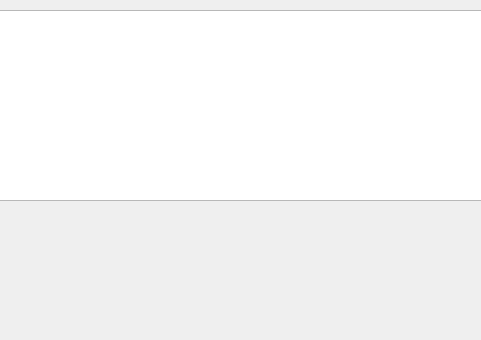
Old version of the form umati/UmatiSurveyTaskView.ui in the repository kheimerl/umati; both pictures show x 0 to 481 and y 0 to 340 of the 481 by 711 pixel window.
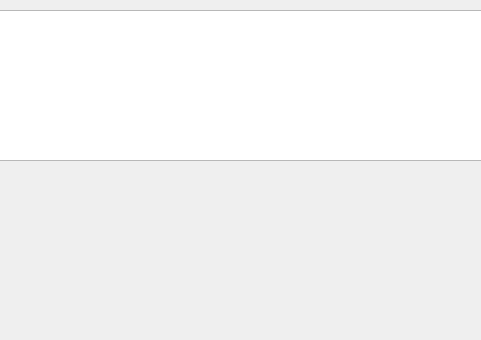
New version of the form.

Patch:
```diff
--- a/umati/UmatiSurveyTaskView.ui
+++ b/umati/UmatiSurveyTaskView.ui
@@ -65,12 +65,16 @@
    <property name="geometry">
     <rect>
      <x>0</x>
-     <y>205</y>
+     <y>165</y>
      <width>481</width>
-     <height>431</height>
+     <height>471</height>
     </rect>
    </property>
-   <layout class="QVBoxLayout" name="buttonLayout"/>
+   <layout class="QVBoxLayout" name="buttonLayout">
+    <property name="spacing">
+     <number>1</number>
+    </property>
+   </layout>
   </widget>
   <widget class="QTextEdit" name="questionBox">
    <property name="geometry">
@@ -78,12 +82,12 @@
      <x>-5</x>
      <y>10</y>
      <width>491</width>
-     <height>191</height>
+     <height>151</height>
     </rect>
    </property>
    <property name="font">
     <font>
-     <pointsize>12</pointsize>
+     <pointsize>18</pointsize>
     </font>
    </property>
   </widget>
```
Left out of the diff: 3 changed lines with no effect on the pictures.
